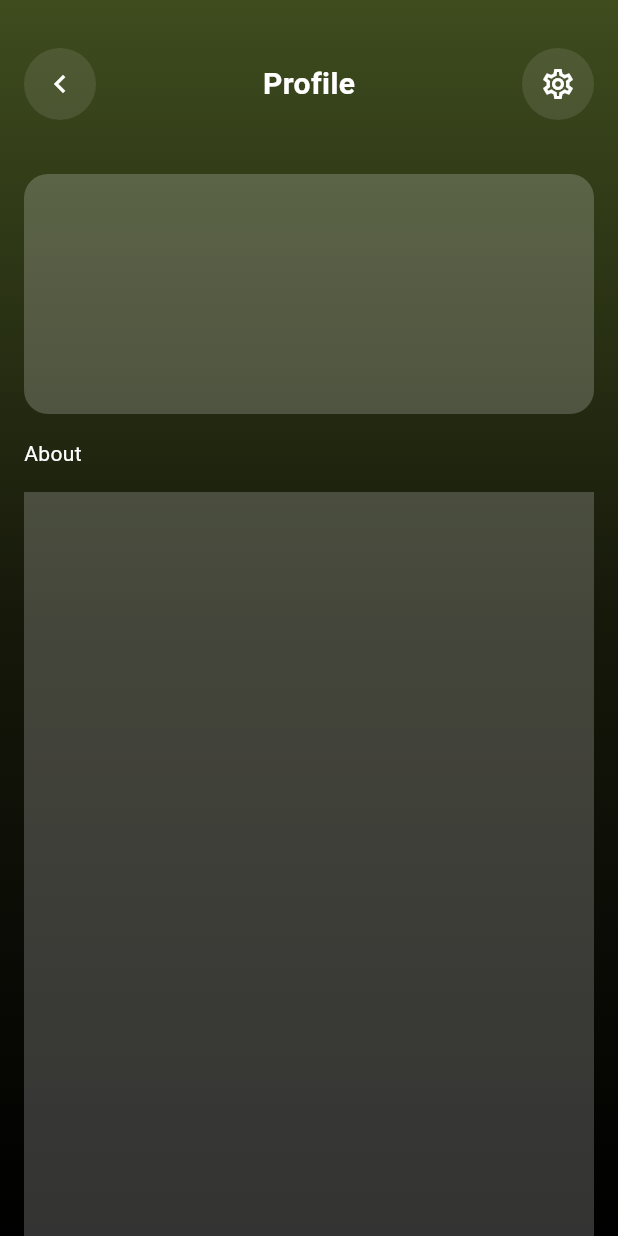
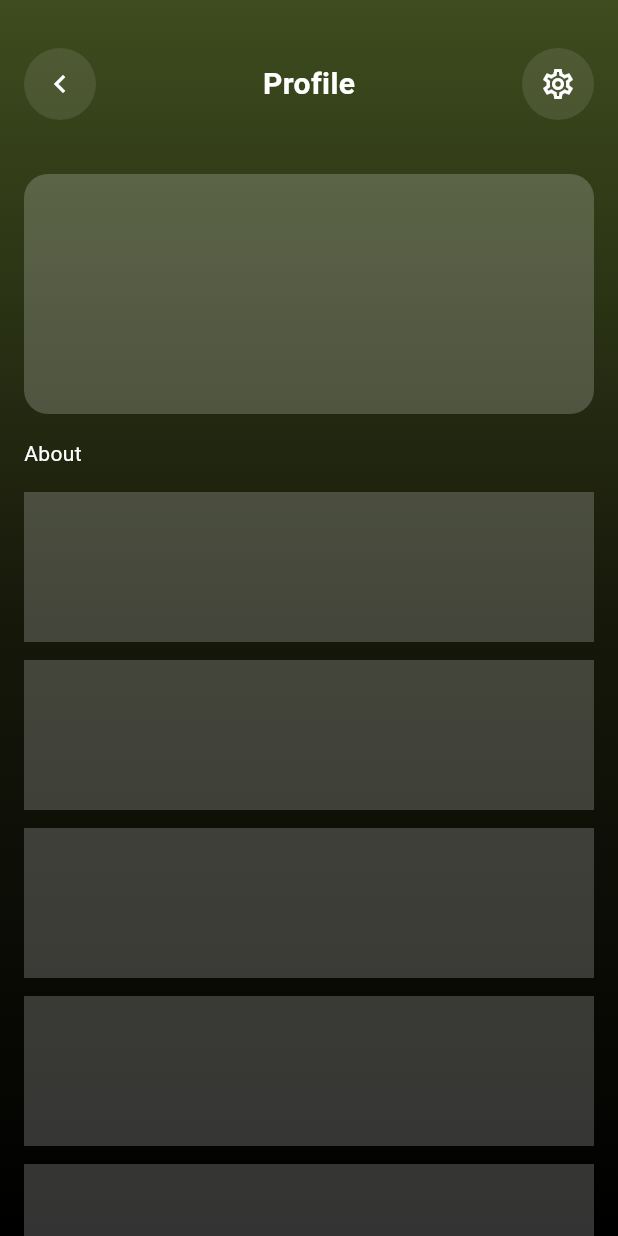
Before and after one commit to JAICHANGPARK/flutter_notebook_chapter_43, a Flutter app: the FoodOrderProfilePage screen opened directly, on a phone screen of 412 x 824 dp. Run offline on Flutter 3.47's test engine with Material 3 defaults, Android fonts, the phone set to English and light mode, and no system bars; our stand-ins replace gap, hugeicons, percent_indicator.

Commit message:
Update food_order_profile_page.dart

```diff
--- a/lib/ep2393_food_order_app/ui/profile/food_order_profile_page.dart
+++ b/lib/ep2393_food_order_app/ui/profile/food_order_profile_page.dart
@@ -92,6 +92,7 @@ class _FoodOrderProfilePageState extends State<FoodOrderProfilePage> {
                         children: List.generate(10, (idx){
                           return  Container(
                             height: 100,
+                            margin: EdgeInsets.only(bottom: 12),
                             decoration: BoxDecoration(
                               color: Colors.white.withValues(alpha: .2),
                             ),
```
